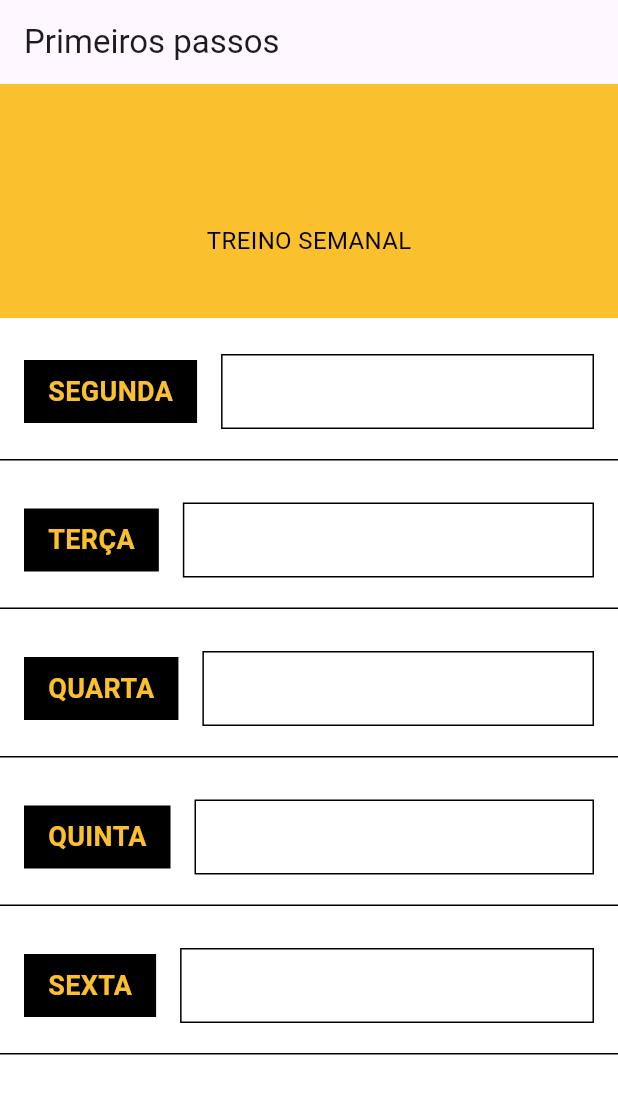
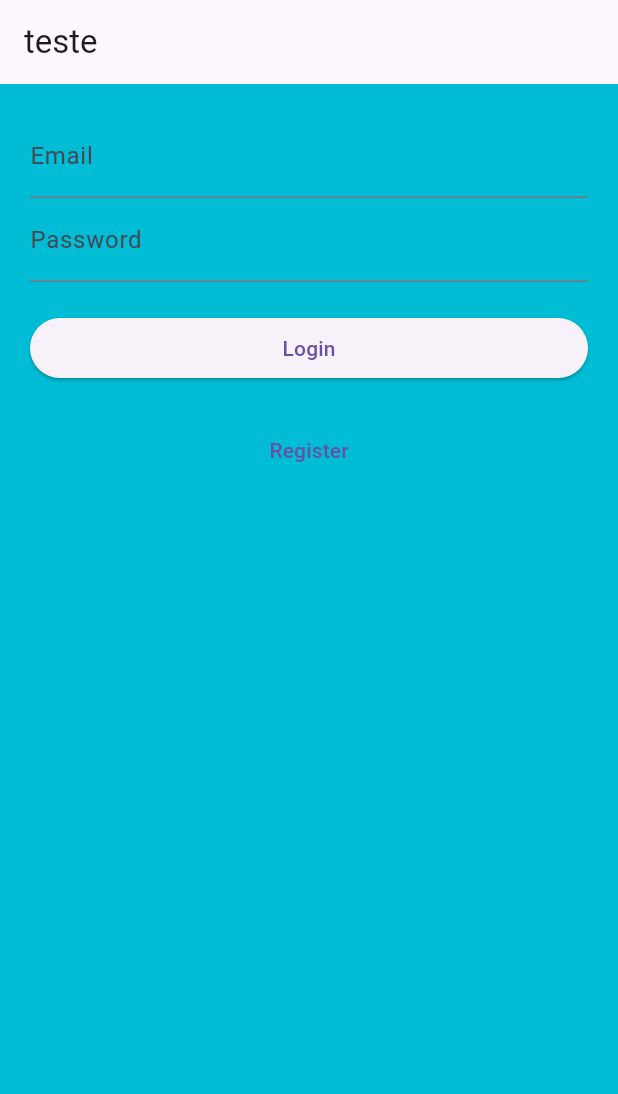
Before and after one commit to Iago-SZA/Running, a Flutter app: the screen it shows after launch, on a phone screen of 412 x 824 dp. Shown: the top 1094 px of the screen. Run offline on Flutter 3.47's test engine with Material 3 defaults, Android fonts, the phone set to English and light mode, and no system bars; our stand-ins replace get, sqflite; accounts and stored records are empty.

Commit message:
loginScreens

```diff
--- /dev/null
+++ b/lib/controller/loginController.dart
@@ -0,0 +1,70 @@
+import 'package:flutter/material.dart';
+import 'package:get/get.dart';
+
+import 'package:crypto/crypto.dart';
+import 'dart:convert';
+
+import 'package:running/helper/databaseHelper.dart';
+import 'package:running/models/userModel.dart';
+import 'package:sqflite/sqflite.dart';
+
+class LoginController extends GetxController {
+  final TextEditingController emailController = TextEditingController();
+  final TextEditingController passwordController = TextEditingController();
+
+  final RxBool isLoading = false.obs;
+
+  Future<Database> get database async {
+    return await DatabaseHelper.instance.database;
+  }
+
+  Future<bool> loginUser() async {
+    final email = emailController.text;
+    final password = passwordController.text;
+
+    if (email.isEmpty || password.isEmpty) {
+      Get.snackbar(
+        'Erro',
+        'Preencha todos os campos',
+        snackPosition: SnackPosition.BOTTOM,
+      );
+      return false;
+    }
+
+    final user = await getUserByEmailAndPassword(email, password);
+
+    if (user != null) {
+      _clearFields();
+      return true;
+    } else {
+      return false;
+    }
+  }
+
+  Future<User?> getUserByEmailAndPassword(String email, String password) async {
+    final db = await database;
+    final hashedPassword = _hashPassword(password);
+
+    final maps = await db.query(
+      'users',
+      where: 'email = ? AND password = ?',
+      whereArgs: [email, hashedPassword],
+    );
+
+    if (maps.isNotEmpty) {
+      return User.fromMap(maps.first);
+    }
+    return null;
+  }
+
+  void _clearFields() {
+    emailController.clear();
+    passwordController.clear();
+  }
+
+  String _hashPassword(String password) {
+    final bytes = utf8.encode(password);
+    final digest = sha256.convert(bytes);
+    return digest.toString();
+  }
+}
--- a/lib/main.dart
+++ b/lib/main.dart
@@ -1,7 +1,12 @@
 import 'package:flutter/material.dart';
 import 'package:running/screens/homeScreens.dart';
+import 'package:running/screens/loginScreen.dart';
+import 'package:running/screens/registerScreen.dart';
+import 'package:sqflite/sqflite.dart';
 
 void main() {
+  //sqfliteFfiInit();
+  //databaseFactory = DatabaseFactoryFfi;
   runApp(const MyApp());
 }
 
@@ -16,13 +21,11 @@ class MyApp extends StatelessWidget {
       theme: ThemeData(
         primarySwatch: Colors.blue,
       ),
-      home: Scaffold(
-        appBar: AppBar(
-          title: const Text ('Primeiros passos'),
-        ),
-        body: TreinoSemanalScreen()
-
-      ),
+      routes: {
+        '/': (context) => const LoginScreen(),
+        '/home': (context) => TreinoSemanalScreen(),
+        '/register': (context) => const RegisterScreen(),
+      },
     );
   }
 }
--- /dev/null
+++ b/lib/models/userModel.dart
@@ -0,0 +1,35 @@
+class User {
+  final int id;
+  final String name;
+  final String email;
+  final String password;
+  final String? avatarUrl;
+
+  User({
+    required this.id,
+    required this.name,
+    required this.email,
+    required this.password,
+    this.avatarUrl,
+  });
+
+  Map<String, dynamic> toMap() {
+    return {
+      'id': id,
+      'name': name,
+      'email': email,
+      'password': password,
+      'avatarUrl': avatarUrl,
+    };
+  }
+
+  factory User.fromMap(Map<String, dynamic> map) {
+    return User(
+      id: map['id'] ?? 0,
+      name: map['name'] ?? '',
+      email: map['email'] ?? '',
+      password: map['password'] ?? '',
+      avatarUrl: map['avatarUrl'],
+    );
+  }
+}
--- /dev/null
+++ b/lib/screens/loginScreen.dart
@@ -0,0 +1,97 @@
+import 'package:flutter/material.dart';
+import 'package:get/get.dart';
+import 'package:running/controller/loginController.dart';
+
+class LoginScreen extends StatefulWidget {
+  const LoginScreen({super.key});
+
+  @override
+  _LoginScreenState createState() => _LoginScreenState();
+}
+
+class _LoginScreenState extends State<LoginScreen> {
+  final _formKey = GlobalKey<FormState>();
+  final LoginController controller = Get.put(LoginController());
+
+  bool _isLoading = false;
+
+  @override
+  Widget build(BuildContext context) {
+    return Scaffold(
+      backgroundColor: Colors.cyan,
+      appBar: AppBar(
+        title: Text('teste'),
+      ),
+      body: Padding(
+        padding: const EdgeInsets.all(20.0),
+        child: Form(
+          key: _formKey,
+          child: Column(
+            crossAxisAlignment: CrossAxisAlignment.stretch,
+            children: <Widget>[
+              TextFormField(
+                controller: controller.emailController,
+                decoration: const InputDecoration(labelText: 'Email'),
+                keyboardType: TextInputType.emailAddress,
+                validator: (value) {
+                  if (value == null || value.isEmpty) {
+                    return 'Please enter an email';
+                  } else if (!GetUtils.isEmail(value)) {
+                    return 'Invalid email format';
+                  }
+                  return null;
+                },
+              ),
+              TextFormField(
+                controller: controller.passwordController,
+                decoration: const InputDecoration(labelText: 'Password'),
+                obscureText: true,
+                validator: (value) {
+                  if (value == null || value.isEmpty) {
+                    return 'Please enter a password';
+                  } else if (value.length < 6) {
+                    return 'Password must be at least 6 characters';
+                  }
+                  return null;
+                },
+              ),
+              const SizedBox(height: 20),
+              _isLoading
+                  ? const Center(child: CircularProgressIndicator())
+                  : ElevatedButton(
+                      onPressed: () async {
+                        if (_formKey.currentState!.validate()) {
+                          setState(() {
+                            _isLoading = true;
+                          });
+                          bool success = await controller.loginUser();
+                          setState(() {
+                            _isLoading = false;
+                          });
+                          if (success) {
+                            Get.offAllNamed('/home');
+                          } else {
+                            Get.snackbar(
+                              'Login Failed',
+                              'Invalid credentials',
+                              snackPosition: SnackPosition.BOTTOM,
+                            );
+                          }
+                        }
+                      },
+                      child: const Text('Login'),
+                    ),
+              const SizedBox(height: 20),
+              TextButton(
+                onPressed: () {
+                  Navigator.pushNamed(context, '/register');
+                },
+                child: const Text('Register'),
+              ),
+            ],
+          ),
+        ),
+      ),
+    );
+  }
+}
--- a/pubspec.yaml
+++ b/pubspec.yaml
@@ -35,6 +35,9 @@ dependencies:
   # The following adds the Cupertino Icons font to your application.
   # Use with the CupertinoIcons class for iOS style icons.
   cupertino_icons: ^1.0.8
+  sqflite: ^2.4.0
+  get: ^4.6.6
+  crypto: ^3.0.6
 
 dev_dependencies:
   flutter_test:
```
Also changed, not shown: lib/controller/userController.dart (added, +46 -0 lines), lib/helper/databaseHelper.dart (added, +75 -0 lines), lib/screens/registerScreen.dart (added, +115 -0 lines), pubspec.lock, 1 other file.
